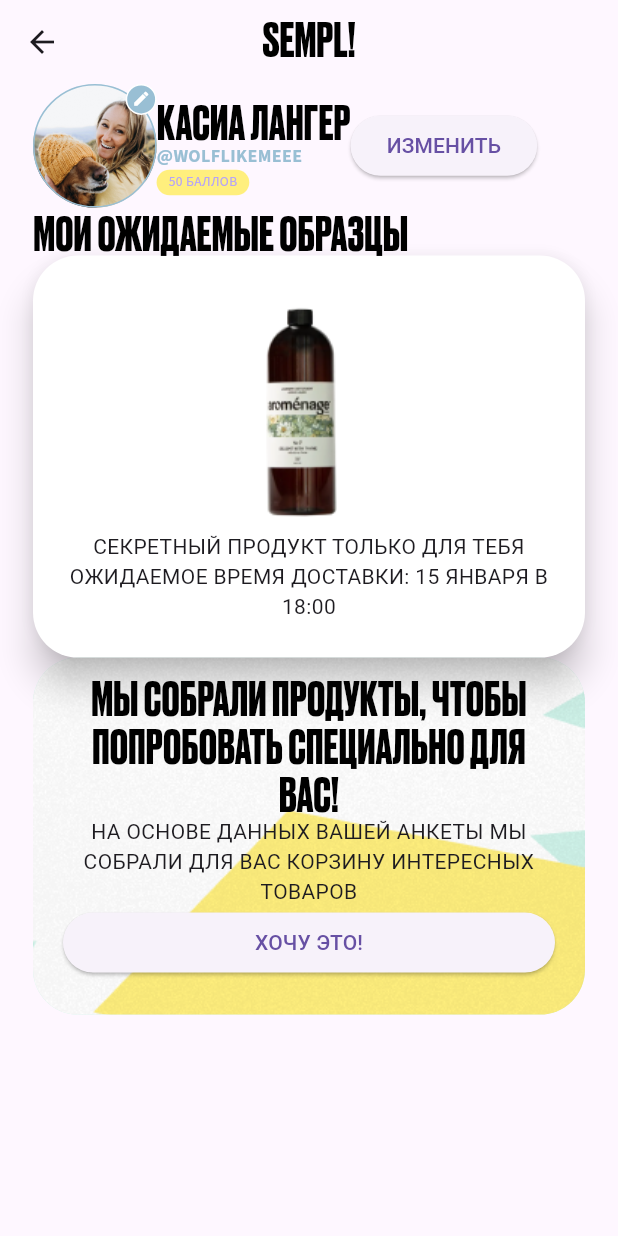
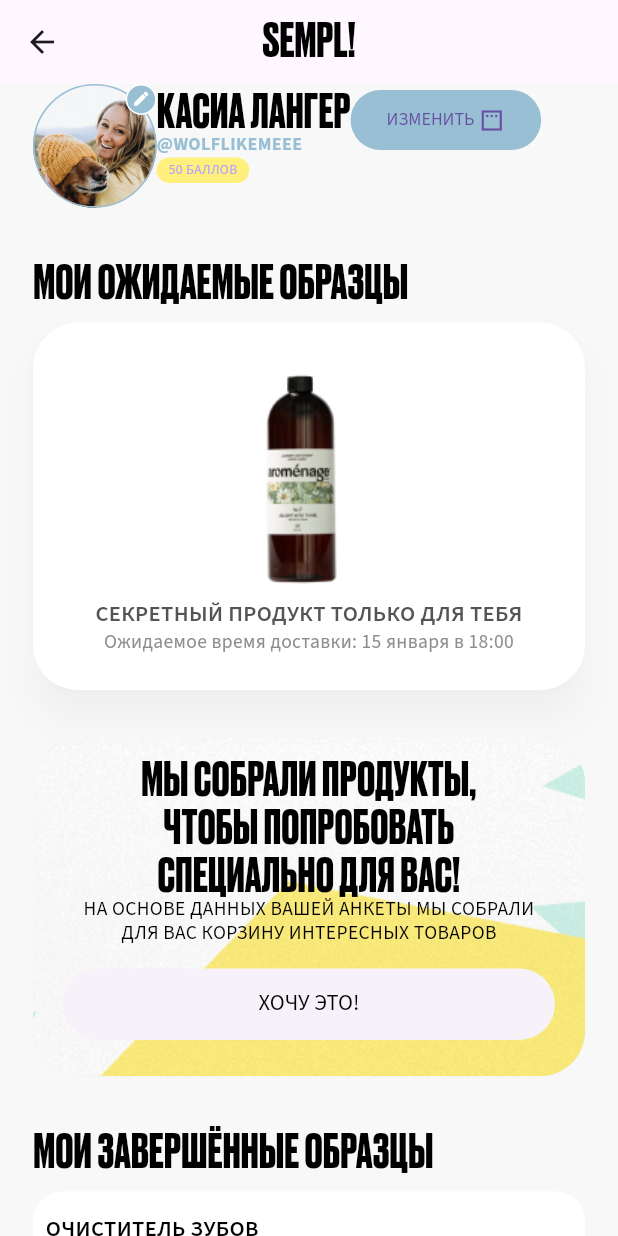
Before and after one commit to luijiwa/Sempl, a Flutter app: the ProfileScreen screen opened by its route, after a tap on "ИЗМЕНИТЬ", on a phone screen of 412 x 824 dp. Run offline on Flutter 3.47's test engine with Material 3 defaults, Android fonts, the phone set to English and light mode, and no system bars; drawn by our look-alikes of auto_size_text; our stand-ins replace flutter_screenutil, flutter_svg, go_router, image_picker, logger, mask_text_input_formatter and 2 more; project files that could hold a hidden picture were left out.

Commit message:
Верстка страницы профиля не законченная

```diff
--- a/lib/src/feature/profile/ui/profile_screen.dart
+++ b/lib/src/feature/profile/ui/profile_screen.dart
@@ -1,11 +1,10 @@
 import 'package:auto_size_text/auto_size_text.dart';
-import 'package:flutter/cupertino.dart';
 import 'package:flutter/material.dart';
-import 'package:flutter/rendering.dart';
-import 'package:flutter/widgets.dart';
+import 'package:my_app/src/core/components/bottom_padding.dart';
 import 'package:my_app/src/core/components/points_widget.dart';
 import 'package:my_app/src/core/theme/text_theme.dart';
-import 'package:my_app/src/core/theme/theme.dart';
+import 'package:my_app/src/core/utils/logger.dart';
+import 'package:my_app/src/feature/profile/ui/widgets/complete_example_list_widget.dart';
 import 'package:my_app/theme.dart';
 
 class ProfileScreen extends StatelessWidget {
@@ -15,7 +14,9 @@ class ProfileScreen extends StatelessWidget {
   Widget build(BuildContext context) {
     final width = MediaQuery.sizeOf(context).width;
     final height = MediaQuery.sizeOf(context).height;
+    logger.w(height * 0.0153);
     return Scaffold(
+      backgroundColor: AppThemeColor.grey,
       body: CustomScrollView(
         slivers: [
           SliverAppBar(
@@ -27,6 +28,7 @@ class ProfileScreen extends StatelessWidget {
             padding: const EdgeInsets.symmetric(horizontal: 22),
             sliver: SliverToBoxAdapter(
                 child: Row(
+              crossAxisAlignment: CrossAxisAlignment.start,
               children: [
                 Stack(
                   clipBehavior: Clip.none,
@@ -60,12 +62,11 @@ class ProfileScreen extends StatelessWidget {
                               color: Colors.white,
                               width: 1.0,
                             )),
-                        child: Expanded(
                         child: Icon(
                           Icons.edit,
                           color: Colors.white,
                           size: width * 0.03,
-                        )),
+                        ),
                       ),
                     ),
                   ],
@@ -89,13 +90,28 @@ class ProfileScreen extends StatelessWidget {
                 ),
                 ElevatedButton(
                     onPressed: () {},
-                  child: const Text('ИЗМЕНИТЬ'),
-                )
+                    style: ElevatedButton.styleFrom(
+                      backgroundColor: AppThemeColor.blueColor,
+                      // shape: const StadiumBorder(),
+                      elevation: 0,
+                      textStyle: Theme.of(context)
+                          .textTheme
+                          .appBodyMedium
+                          .copyWith(color: Colors.white, fontSize: 12),
+                    ),
+                    child: const Row(
+                      children: [
+                        Text('ИЗМЕНИТЬ '),
+                        Icon(Icons.padding),
+                      ],
+                    ))
               ],
             )),
           ),
+          SliverToBoxAdapter(child: SizedBox(height: height * 0.0388)),
           SliverPadding(
-            padding: const EdgeInsets.symmetric(horizontal: 22),
+            padding: const EdgeInsets.symmetric(horizontal: 22)
+                .copyWith(bottom: height * 0.0153),
             sliver: SliverToBoxAdapter(
               child: Text(
                 'МОИ ОЖИДАЕМЫЕ ОБРАЗЦЫ',
@@ -105,9 +121,11 @@ class ProfileScreen extends StatelessWidget {
           ),
           SliverPadding(
             padding: const EdgeInsets.symmetric(horizontal: 22),
-            sliver: SliverToBoxAdapter(
-              child: Material(
+            sliver: SliverList.separated(
+              itemCount: 1,
+              itemBuilder: (context, index) => Material(
                 elevation: 10,
+                shadowColor: Colors.black.withOpacity(0.16),
                 color: Colors.white,
                 borderRadius: BorderRadius.circular(30),
                 child: Container(
@@ -118,21 +136,26 @@ class ProfileScreen extends StatelessWidget {
                     crossAxisAlignment: CrossAxisAlignment.center,
                     children: [
                       Image.asset('assets/images/serum.png'),
-                      const Text(
+                      Text(
                         'СЕКРЕТНЫЙ ПРОДУКТ ТОЛЬКО ДЛЯ ТЕБЯ',
+                        style: Theme.of(context).textTheme.appBodySemiBold,
                         textAlign: TextAlign.center,
                       ),
-                      Text(
-                        'ожидаемое время доставки: 15 января в 18:00'
-                            .toUpperCase(),
+                      Text('Ожидаемое время доставки: 15 января в 18:00',
                           textAlign: TextAlign.center,
-                      ),
+                          style: Theme.of(context)
+                              .textTheme
+                              .appBodyMedium
+                              .copyWith(
+                                  fontSize: 13, color: AppThemeColor.grisTwo)),
                     ],
                   ),
                 ),
               ),
+              separatorBuilder: (context, index) => const SizedBox(height: 12),
             ),
           ),
+          SliverToBoxAdapter(child: SizedBox(height: height * 0.0388)),
           SliverPadding(
             padding: const EdgeInsets.symmetric(horizontal: 22),
             sliver: SliverToBoxAdapter(
@@ -151,27 +174,60 @@ class ProfileScreen extends StatelessWidget {
                 child: Column(
                   crossAxisAlignment: CrossAxisAlignment.center,
                   children: [
-                      Text(
+                    Padding(
+                      padding: EdgeInsets.symmetric(horizontal: width * 0.05),
+                      child: Text(
                         'МЫ СОБРАЛИ ПРОДУКТЫ, ЧТОБЫ ПОПРОБОВАТЬ СПЕЦИАЛЬНО ДЛЯ ВАС!',
                         textAlign: TextAlign.center,
                         style: Theme.of(context).textTheme.appTitleMedium,
                       ),
-                      Text(
+                    ),
+                    Padding(
+                      padding: EdgeInsets.only(bottom: height * 0.01888),
+                      child: Text(
                         'НА ОСНОВЕ ДАННЫХ ВАШЕЙ АНКЕТЫ МЫ СОБРАЛИ ДЛЯ ВАС КОРЗИНУ ИНТЕРЕСНЫХ ТОВАРОВ'
                             .toUpperCase(),
                         textAlign: TextAlign.center,
+                        style: Theme.of(context)
+                            .textTheme
+                            .appBodyMedium
+                            .copyWith(fontSize: 13),
+                      ),
                     ),
                     SizedBox(
                       width: double.infinity,
                       child: ElevatedButton(
+                        style: ElevatedButton.styleFrom(
+                          elevation: 0,
+                          padding:
+                              EdgeInsets.symmetric(vertical: height * 0.018),
+                          textStyle: Theme.of(context).textTheme.appBodyMedium,
+                        ),
                         onPressed: () {},
-                          child: const Text('ХОЧУ ЭТО!'),
+                        child: Text('ХОЧУ ЭТО!',
+                            style: Theme.of(context).textTheme.appBodyMedium),
                       ),
                     )
                   ],
                 ),
               ),
-              ))
+            ),
+          ),
+          SliverToBoxAdapter(child: SizedBox(height: height * 0.0388)),
+          SliverPadding(
+            padding: const EdgeInsets.symmetric(horizontal: 22)
+                .copyWith(bottom: height * 0.0153),
+            sliver: SliverToBoxAdapter(
+              child: Text(
+                'МОИ ЗАВЕРШЁННЫЕ ОБРАЗЦЫ',
+                style: Theme.of(context).textTheme.appTitleMedium,
+              ),
+            ),
+          ),
+          const CompleteExampleListWidget(),
+          const SliverToBoxAdapter(
+            child: BottomPadding(),
+          )
         ],
       ),
     );
--- /dev/null
+++ b/lib/src/feature/profile/ui/widgets/complete_example_list_widget.dart
@@ -0,0 +1,67 @@
+import 'package:auto_size_text/auto_size_text.dart';
+import 'package:flutter/material.dart';
+import 'package:flutter_svg/flutter_svg.dart';
+import 'package:my_app/src/core/theme/text_theme.dart';
+import 'package:my_app/src/core/utils/logger.dart';
+
+class CompleteExampleListWidget extends StatelessWidget {
+  const CompleteExampleListWidget({
+    super.key,
+  });
+
+  @override
+  Widget build(BuildContext context) {
+    final height = MediaQuery.sizeOf(context).height;
+    final width = MediaQuery.sizeOf(context).width;
+    logger.w(width * 0.0204);
+
+    return SliverPadding(
+      padding: const EdgeInsets.symmetric(horizontal: 22),
+      sliver: SliverList.separated(
+        itemCount: 2,
+        itemBuilder: (context, index) {
+          return Material(
+            shadowColor: Colors.black.withOpacity(0.02),
+            elevation: 10,
+            borderRadius: BorderRadius.circular(20),
+            color: Colors.white,
+            child: Padding(
+              padding: EdgeInsets.only(
+                top: height * 0.0177,
+                bottom: height * 0.0236,
+                left: width * 0.0204,
+                right: width * 0.0204,
+              ),
+              child: Row(
+                crossAxisAlignment: CrossAxisAlignment.start,
+                children: [
+                  Column(
+                    crossAxisAlignment: CrossAxisAlignment.start,
+                    children: [
+                      AutoSizeText(
+                        'ОЧИСТИТЕЛЬ ЗУБОВ',
+                        style: Theme.of(context)
+                            .textTheme
+                            .appBodySemiBold
+                            .copyWith(color: Colors.black),
+                      ),
+                      SizedBox(height: height * 0.0083),
+                      const AutoSizeText('доставлено 15 января 2023г.'),
+                    ],
+                  ),
+                  const Spacer(),
+                  SvgPicture.asset(
+                    colorFilter:
+                        const ColorFilter.mode(Colors.white, BlendMode.srcIn),
+                    'assets/images/arrow_right.svg',
+                  ),
+                ],
+              ),
+            ),
+          );
+        },
+        separatorBuilder: (_, __) => const SizedBox(height: 4),
+      ),
+    );
+  }
+}
```
Lines whose indentation alone changed are shown as unchanged.
